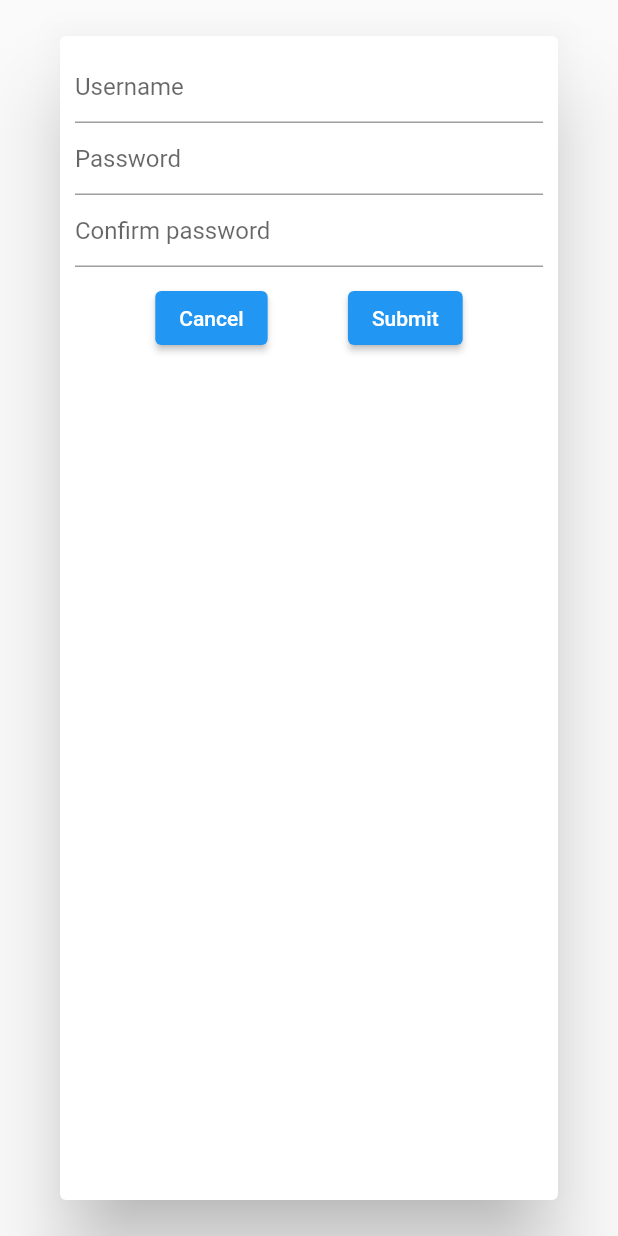
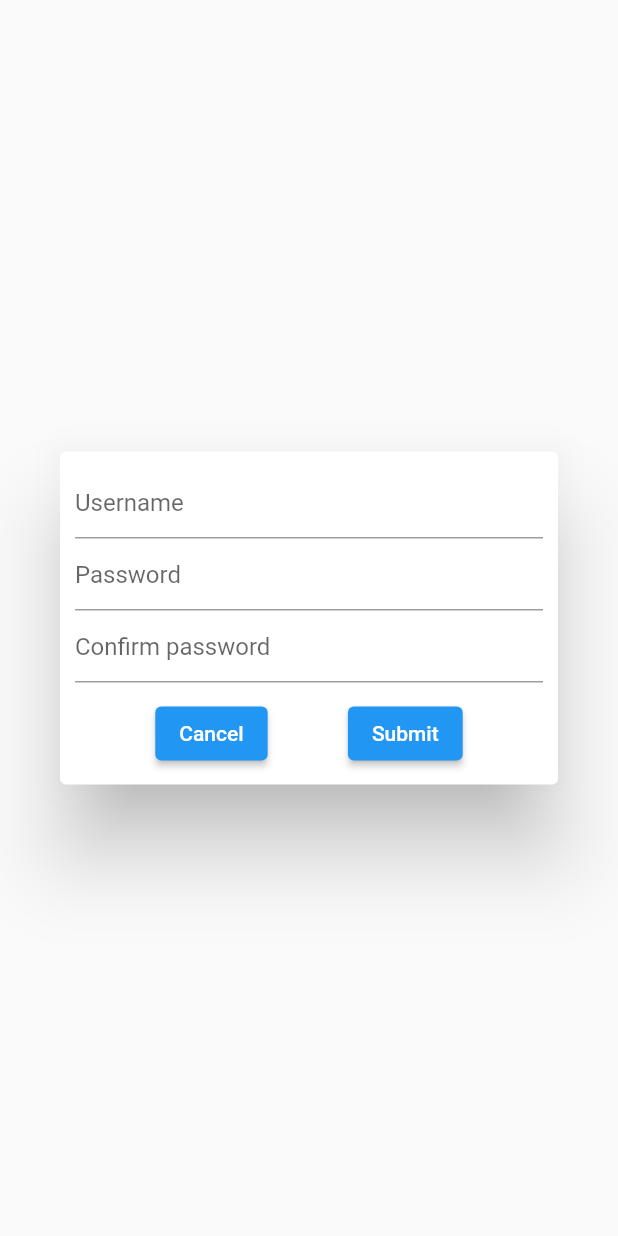
Before and after one commit to ccvit/flutter_demo, a Flutter app: the NewUserDialog widget shown alone on an empty page, opened directly, on a phone screen of 412 x 824 dp. Run offline on Flutter 3.47's test engine with Material 2 defaults, Android fonts, the phone set to English and light mode, and no system bars; our stand-ins replace flutter_bloc, flutter_secure_storage, sqflite; accounts and stored records are empty.

Commit message:
fixed issue with new user dialog

```diff
--- a/lib/dialogs/new_user_dialog.dart
+++ b/lib/dialogs/new_user_dialog.dart
@@ -95,7 +95,7 @@ class _NewUserDialogState extends State<NewUserDialog> {
     ];
     addErrorMessageIfNeeded(children, registerAttempt);
 
-    return Column(children: children);
+    return Column(mainAxisSize: MainAxisSize.min, children: children);
   }
 
   @override
```
